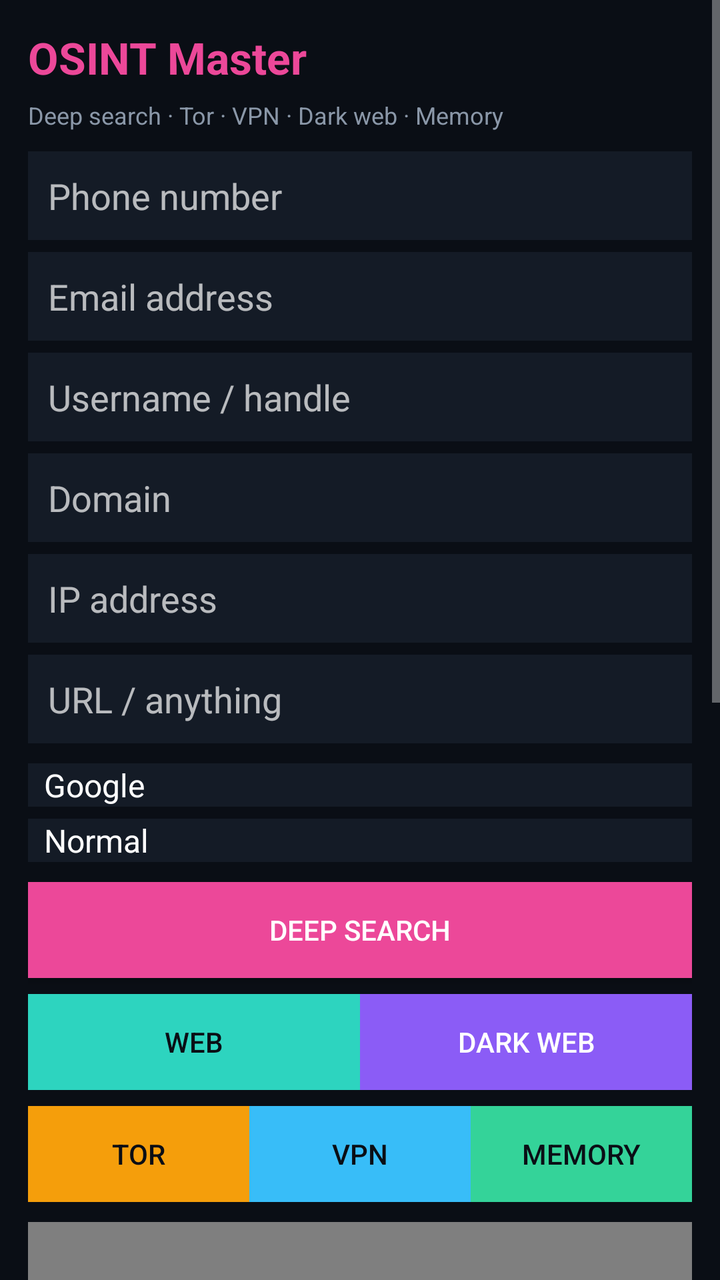
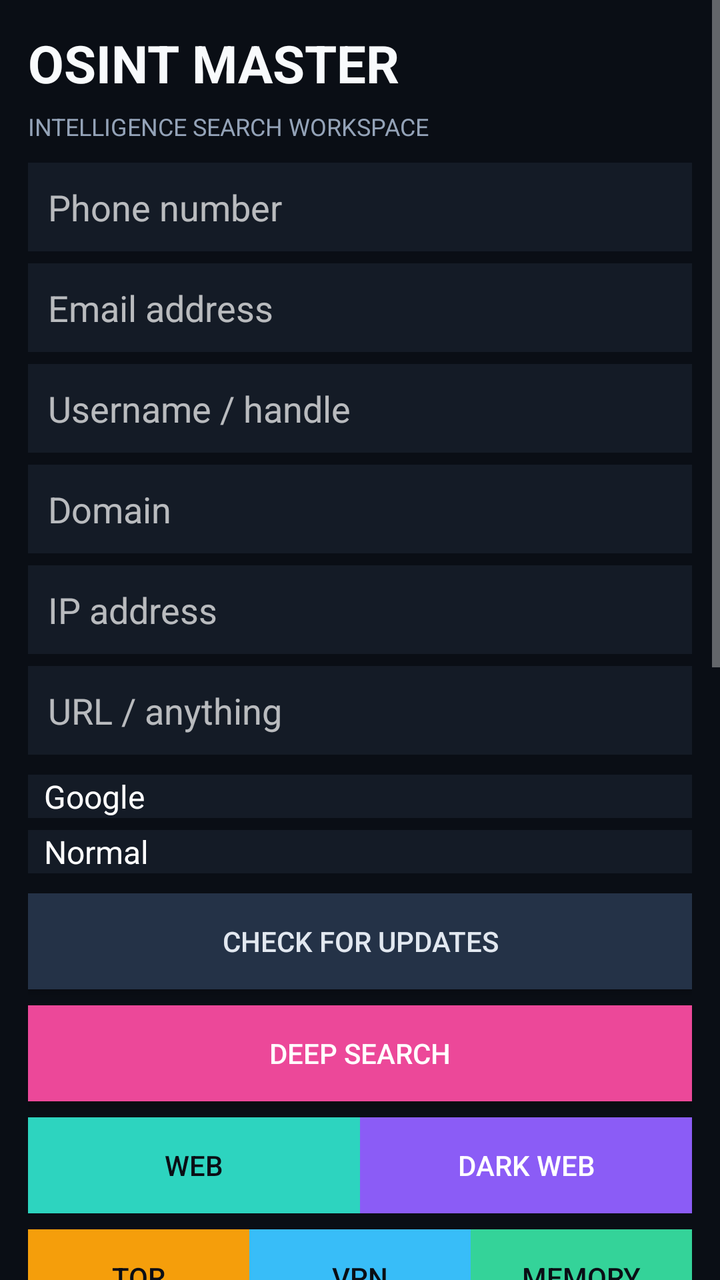

Two renders of the same Android screen: before a commit and after it. Below are the layout's source before the change and the commit's diff.
<!-- AndroidManifest.xml: application theme Theme.OSINT -->
<!-- res/layout/activity_main.xml -->
<ScrollView xmlns:android="http://schemas.android.com/apk/res/android"
    android:layout_width="match_parent" android:layout_height="match_parent"
    android:background="#0a0e15" android:fillViewport="true">
    <LinearLayout android:layout_width="match_parent" android:layout_height="wrap_content"
        android:orientation="vertical" android:padding="14dp">
        <TextView android:layout_width="match_parent" android:layout_height="wrap_content"
            android:text="OSINT Master" android:textColor="#ec4899" android:textSize="22sp"
            android:textStyle="bold" android:layout_marginBottom="6dp"/>
        <TextView android:layout_width="match_parent" android:layout_height="wrap_content"
            android:text="Deep search · Tor · VPN · Dark web · Memory" android:textColor="#8a97a8" android:textSize="12sp"
            android:layout_marginBottom="10dp"/>
        <EditText android:id="@+id/in_phone" android:layout_width="match_parent" android:layout_height="wrap_content"
            android:hint="Phone number" android:inputType="phone" android:background="#141b26"
            android:textColor="#e8eef7" android:padding="10dp" android:layout_marginBottom="6dp"/>
        <EditText android:id="@+id/in_email" android:layout_width="match_parent" android:layout_height="wrap_content"
            android:hint="Email address" android:inputType="textEmailAddress" android:background="#141b26"
            android:textColor="#e8eef7" android:padding="10dp" android:layout_marginBottom="6dp"/>
        <EditText android:id="@+id/in_user" android:layout_width="match_parent" android:layout_height="wrap_content"
            android:hint="Username / handle" android:inputType="text" android:background="#141b26"
            android:textColor="#e8eef7" android:padding="10dp" android:layout_marginBottom="6dp"/>
        <EditText android:id="@+id/in_domain" android:layout_width="match_parent" android:layout_height="wrap_content"
            android:hint="Domain" android:inputType="text" android:background="#141b26"
            android:textColor="#e8eef7" android:padding="10dp" android:layout_marginBottom="6dp"/>
        <EditText android:id="@+id/in_ip" android:layout_width="match_parent" android:layout_height="wrap_content"
            android:hint="IP address" android:inputType="text" android:background="#141b26"
            android:textColor="#e8eef7" android:padding="10dp" android:layout_marginBottom="6dp"/>
        <EditText android:id="@+id/in_url" android:layout_width="match_parent" android:layout_height="wrap_content"
            android:hint="URL / anything" android:inputType="textUri" android:background="#141b26"
            android:textColor="#e8eef7" android:padding="10dp" android:layout_marginBottom="10dp"/>
        <Spinner android:id="@+id/engine" android:layout_width="match_parent" android:layout_height="wrap_content"
            android:background="#141b26" android:layout_marginBottom="6dp"
            android:entries="@array/engines"/>
        <Spinner android:id="@+id/mode" android:layout_width="match_parent" android:layout_height="wrap_content"
            android:background="#141b26" android:layout_marginBottom="10dp"
            android:entries="@array/modes"/>
        <Button android:id="@+id/btn_search" android:layout_width="match_parent" android:layout_height="wrap_content"
            android:text="Deep Search" android:background="#ec4899" android:textColor="#fff"
            android:layout_marginBottom="8dp"/>
        <LinearLayout android:layout_width="match_parent" android:layout_height="wrap_content"
            android:orientation="horizontal" android:layout_marginBottom="8dp">
            <Button android:id="@+id/btn_web" android:layout_width="0dp" android:layout_weight="1"
                android:layout_height="wrap_content" android:text="Web" android:background="#2dd4bf" android:textColor="#0a0e15"/>
            <Button android:id="@+id/btn_dark" android:layout_width="0dp" android:layout_weight="1"
                android:layout_height="wrap_content" android:text="Dark web" android:background="#8b5cf6" android:textColor="#fff"/>
        </LinearLayout>
        <LinearLayout android:layout_width="match_parent" android:layout_height="wrap_content"
            android:orientation="horizontal" android:layout_marginBottom="10dp">
            <Button android:id="@+id/btn_tor" android:layout_width="0dp" android:layout_weight="1"
                android:layout_height="wrap_content" android:text="Tor" android:background="#f59e0b" android:textColor="#0a0e15"/>
            <Button android:id="@+id/btn_vpn" android:layout_width="0dp" android:layout_weight="1"
                android:layout_height="wrap_content" android:text="VPN" android:background="#38bdf8" android:textColor="#0a0e15"/>
            <Button android:id="@+id/btn_mem" android:layout_width="0dp" android:layout_weight="1"
                android:layout_height="wrap_content" android:text="Memory" android:background="#34d399" android:textColor="#0a0e15"/>
        </LinearLayout>
        <WebView android:id="@+id/web" android:layout_width="match_parent" android:layout_height="520dp"
            android:layout_marginBottom="6dp"/>
        <TextView android:id="@+id/status" android:layout_width="match_parent" android:layout_height="wrap_content"
            android:text="Ready" android:textColor="#8a97a8" android:textSize="11sp"/>
    </LinearLayout>
</ScrollView>
<!-- resources referenced by this layout -->
<resources>
  <string-array name="engines">
          <item>Google</item><item>Bing</item><item>DuckDuckGo</item><item>Yahoo</item>
          <item>Startpage</item><item>Brave</item><item>Ecosia</item><item>Searx</item>
          <item>HackerNews</item><item>GitHub</item><item>HIBP</item>
      </string-array>
  <string-array name="modes">
          <item>Normal</item><item>Tor</item><item>VPN</item><item>Dark web</item>
      </string-array>
  <style name="Theme.OSINT" parent="Theme.AppCompat.NoActionBar">
          <item name="android:windowBackground">#0a0e15</item>
          <item name="android:statusBarColor">#0a0e15</item>
      </style>
</resources>

<!-- the commit's change to res/layout/activity_main.xml (unified diff, before → after) -->
@@ -4,10 +4,10 @@
     <LinearLayout android:layout_width="match_parent" android:layout_height="wrap_content"
         android:orientation="vertical" android:padding="14dp">
         <TextView android:layout_width="match_parent" android:layout_height="wrap_content"
-            android:text="OSINT Master" android:textColor="#ec4899" android:textSize="22sp"
+            android:text="OSINT MASTER" android:textColor="#f8fafc" android:textSize="26sp"
             android:textStyle="bold" android:layout_marginBottom="6dp"/>
         <TextView android:layout_width="match_parent" android:layout_height="wrap_content"
-            android:text="Deep search · Tor · VPN · Dark web · Memory" android:textColor="#8a97a8" android:textSize="12sp"
+            android:text="INTELLIGENCE SEARCH WORKSPACE" android:textColor="#94a3b8" android:textSize="12sp"
             android:layout_marginBottom="10dp"/>
         <EditText android:id="@+id/in_phone" android:layout_width="match_parent" android:layout_height="wrap_content"
             android:hint="Phone number" android:inputType="phone" android:background="#141b26"
@@ -33,6 +33,7 @@
         <Spinner android:id="@+id/mode" android:layout_width="match_parent" android:layout_height="wrap_content"
             android:background="#141b26" android:layout_marginBottom="10dp"
             android:entries="@array/modes"/>
+        <Button android:id="@+id/btn_update" android:layout_width="match_parent" android:layout_height="wrap_content" android:text="Check for updates" android:background="#243247" android:textColor="#e2e8f0" android:layout_marginBottom="8dp"/>
         <Button android:id="@+id/btn_search" android:layout_width="match_parent" android:layout_height="wrap_content"
             android:text="Deep Search" android:background="#ec4899" android:textColor="#fff"
             android:layout_marginBottom="8dp"/>
